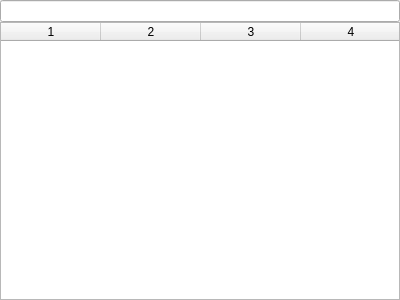
Old version of the form folderpanel.ui in the repository miyabi-satoh/Gefu.
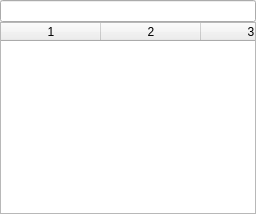
New version of the form.

The edit to the form file:
```diff
--- a/folderpanel.ui
+++ b/folderpanel.ui
@@ -6,8 +6,8 @@
    <rect>
     <x>0</x>
     <y>0</y>
-    <width>400</width>
-    <height>300</height>
+    <width>256</width>
+    <height>214</height>
    </rect>
   </property>
   <property name="sizePolicy">
```
